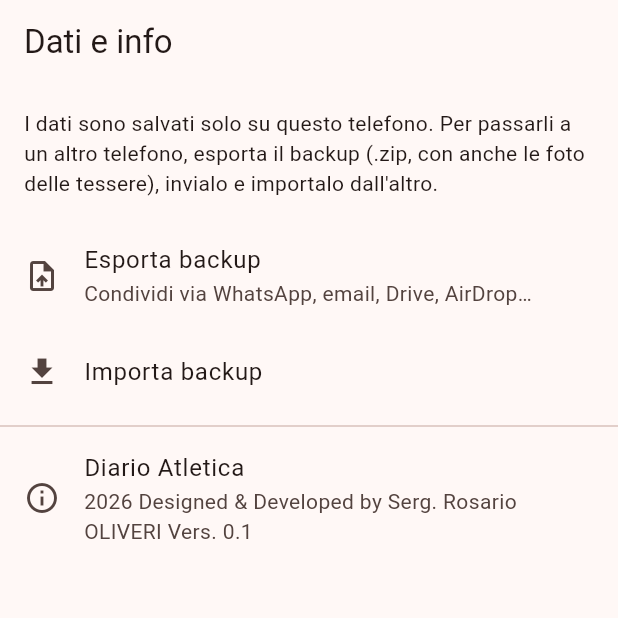
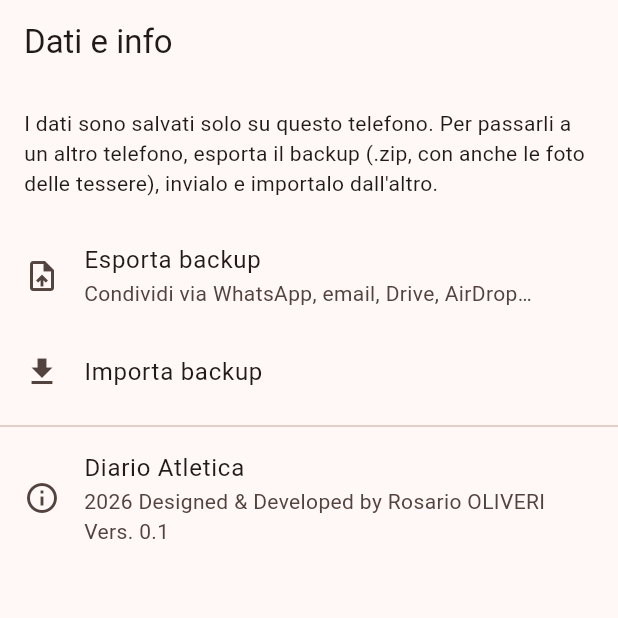
Before and after one commit to rosariooliveri82-app/diario-atleta, a Flutter app: the DataScreen screen opened directly, on a phone screen of 412 x 824 dp, the top half of it. Run offline on Flutter 3.47's test engine with Material 3 defaults, Android fonts, the phone set to English and light mode, and no system bars; our stand-ins replace file_picker, fl_chart, image_picker, share_plus.

Commit message:
Update appCredits to remove first name

```diff
--- a/lib/store.dart
+++ b/lib/store.dart
@@ -9,7 +9,7 @@ import 'package:path_provider/path_provider.dart';
 import 'models.dart';
 
 const appVersion = '0.1';
-const appCredits = '2026 Designed & Developed by Serg. Rosario OLIVERI Vers. $appVersion';
+const appCredits = '2026 Designed & Developed by Rosario OLIVERI Vers. $appVersion';
 
 class Store extends ChangeNotifier {
   late Directory _dir;
```
